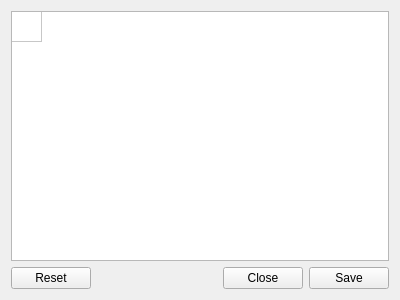
The window that gui/autostarthenkankeywordswidget.ui (karubabu/fcitx-skk) describes before a commit, drawn with Qt 5.
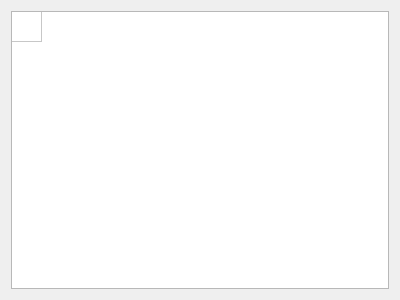
The same window after the commit.

Commit message: autostarthenkankeywordswidget.ui: del unnecessary button

Patch:
```diff
--- a/gui/autostarthenkankeywordswidget.ui
+++ b/gui/autostarthenkankeywordswidget.ui
@@ -14,28 +14,7 @@
    <string>Form</string>
   </property>
   <layout class="QGridLayout" name="gridLayout">
-   <item row="1" column="0">
-    <widget class="QPushButton" name="reset">
-     <property name="text">
-      <string>Reset</string>
-     </property>
-    </widget>
-   </item>
-   <item row="1" column="4">
-    <widget class="QPushButton" name="close">
-     <property name="text">
-      <string>Close</string>
-     </property>
-    </widget>
-   </item>
-   <item row="1" column="5">
-    <widget class="QPushButton" name="save">
-     <property name="text">
-      <string>Save</string>
-     </property>
-    </widget>
-   </item>
-   <item row="0" column="0" colspan="6">
+   <item row="0" column="0" colspan="5">
     <layout class="QGridLayout" name="gridLayout_2">
      <item row="0" column="0">
       <widget class="QTableWidget" name="tableWidget">
```
